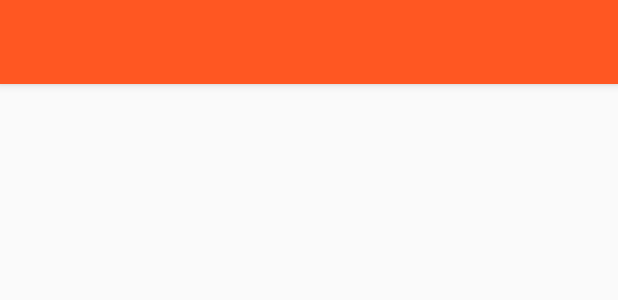
After one commit to lucasangelon/esy2shop, an Android app: the layout tool_bar.xml on its own in the app's theme, with its tools: preview values and no code run, on a phone screen of 412 x 824 dp. The commit adds this screen. Shown: the top 300 px of the screen. Run offline under Robolectric (Android 15) with nearby library versions, the phone set to English and light mode, and no system bars.

Commit message:
Add toolbar
Add customised toolbar.

```diff
--- /dev/null
+++ b/app/src/main/res/layout/tool_bar.xml
@@ -0,0 +1,12 @@
+<?xml version="1.0" encoding="utf-8"?>
+<android.support.v7.widget.Toolbar xmlns:android="http://schemas.android.com/apk/res/android"
+    android:layout_width="match_parent"
+    android:layout_height="wrap_content"
+    android:background="@color/ColorPrimary"
+    android:theme="@style/ThemeOverlay.AppCompat.Dark"
+
+    android:elevation="4dp">
+
+
+
+</android.support.v7.widget.Toolbar>
--- /dev/null
+++ b/app/src/main/res/values/color.xml
@@ -0,0 +1,5 @@
+<?xml version="1.0" encoding="utf-8"?>
+<resources>
+    <color name="ColorPrimary">#FF5722</color>
+    <color name="ColorPrimaryDark">#E64A19</color>
+</resources>
--- a/app/src/main/res/values/styles.xml
+++ b/app/src/main/res/values/styles.xml
@@ -1,7 +1,12 @@
 <resources>
 
     <!-- Base application theme. -->
-    <style name="AppTheme" parent="Theme.AppCompat.Light.DarkActionBar">
+    <style name="AppTheme"
+        parent="Theme.AppCompat.Light.NoActionBar">
+
+        <item name="colorPrimary">@color/ColorPrimary</item>
+        <item name="colorPrimaryDark">@color/ColorPrimaryDark</item>
+
         <!-- Customize your theme here. -->
     </style>
 
```
Also changed, not shown: app/src/main/java/codefactory/projectshop/SplashActivity.java (+12 -1 lines), app/src/main/res/layout/activity_splash.xml (+14 -6 lines), app/src/main/res/menu/menu_splash.xml (+18 -2 lines), app/src/main/ic_search-web.png (added), app/src/main/ic_user-web.png (added), app/src/main/res/mipmap-hdpi/ic_search.png (added), app/src/main/res/mipmap-hdpi/ic_user.png (added), app/src/main/res/mipmap-mdpi/ic_search.png (added), app/src/main/res/mipmap-mdpi/ic_user.png (added), app/src/main/res/mipmap-xhdpi/ic_search.png (added), app/src/main/res/mipmap-xhdpi/ic_user.png (added), app/src/main/res/mipmap-xxhdpi/ic_search.png (added), app/src/main/res/mipmap-xxhdpi/ic_user.png (added), app/src/main/res/mipmap-xxxhdpi/ic_search.png (added), 1 more files, 2 other files.
